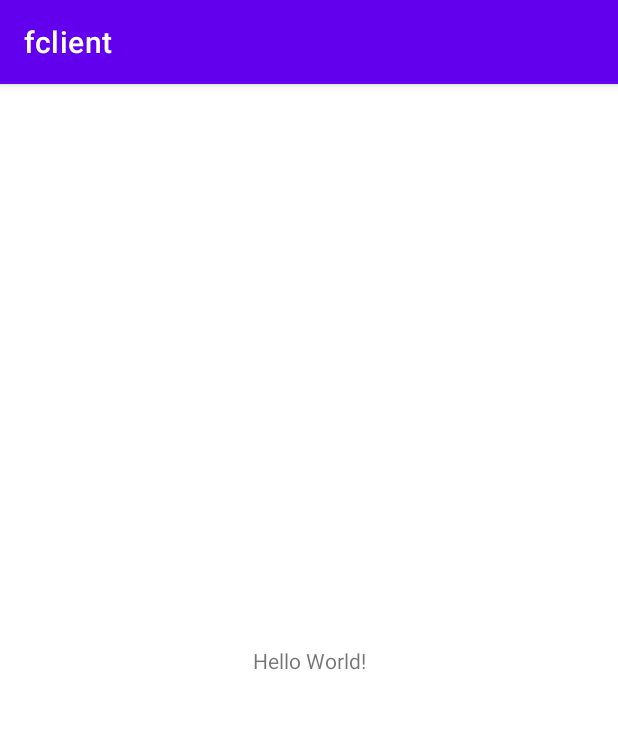
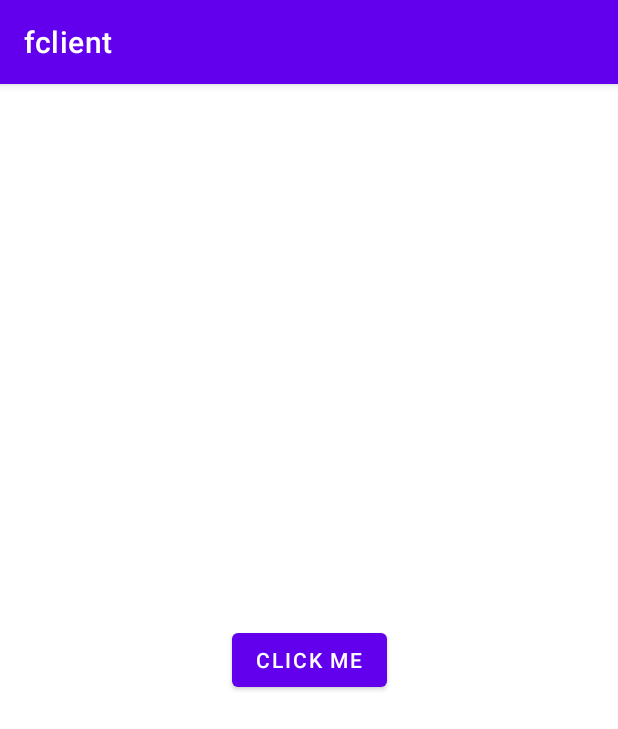
Before and after one commit to AlexandrKhr/RPO_labs, an Android app: the screen it shows after launch (MainActivity), on a phone screen of 412 x 824 dp. Shown: the top 729 px of the screen. Run offline under Robolectric (Android 15) with nearby library versions, the phone set to English and light mode, and no system bars; 7 statements that could not run were skipped.

Commit message:
lr_2.1
intermediate commit

```diff
--- a/fclient/app/build.gradle.kts
+++ b/fclient/app/build.gradle.kts
@@ -56,4 +56,5 @@ dependencies {
     testImplementation(libs.junit)
     androidTestImplementation(libs.ext.junit)
     androidTestImplementation(libs.espresso.core)
+    implementation("commons-codec:commons-codec:1.15")
 }
--- a/fclient/app/src/main/res/layout/activity_main.xml
+++ b/fclient/app/src/main/res/layout/activity_main.xml
@@ -1,4 +1,4 @@
-<?xml version="1.0" encoding="utf-8"?>
+<?xml version="1.0" encoding="utf-8" ?>
 <androidx.constraintlayout.widget.ConstraintLayout xmlns:android="http://schemas.android.com/apk/res/android"
     xmlns:app="http://schemas.android.com/apk/res-auto"
     xmlns:tools="http://schemas.android.com/tools"
@@ -6,14 +6,14 @@
     android:layout_height="match_parent"
     tools:context=".MainActivity">
 
-    <TextView
-        android:id="@+id/sample_text"
+    <Button android:id="@+id/sample_button"
         android:layout_width="wrap_content"
         android:layout_height="wrap_content"
-        android:text="Hello World!"
+        android:text="Click Me"
+        app:layout_constraintTop_toTopOf="parent"
+        android:onClick="onButtonClick"
         app:layout_constraintBottom_toBottomOf="parent"
-        app:layout_constraintEnd_toEndOf="parent"
-        app:layout_constraintStart_toStartOf="parent"
-        app:layout_constraintTop_toTopOf="parent" />
-
+        app:layout_constraintLeft_toLeftOf="parent"
+        app:layout_constraintRight_toRightOf="parent"
+        tools:ignore="OnClick" />
 </androidx.constraintlayout.widget.ConstraintLayout>
```
Also changed, not shown: fclient/app/src/main/cpp/CMakeLists.txt (+4 -4 lines), fclient/app/src/main/java/ru/iu3/fclient/MainActivity.java (+34 -4 lines).
